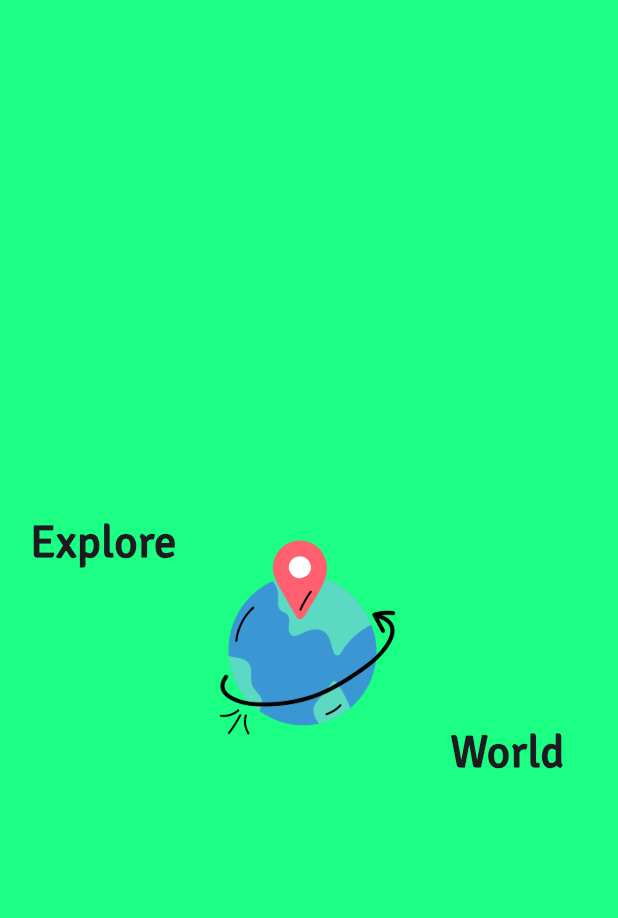
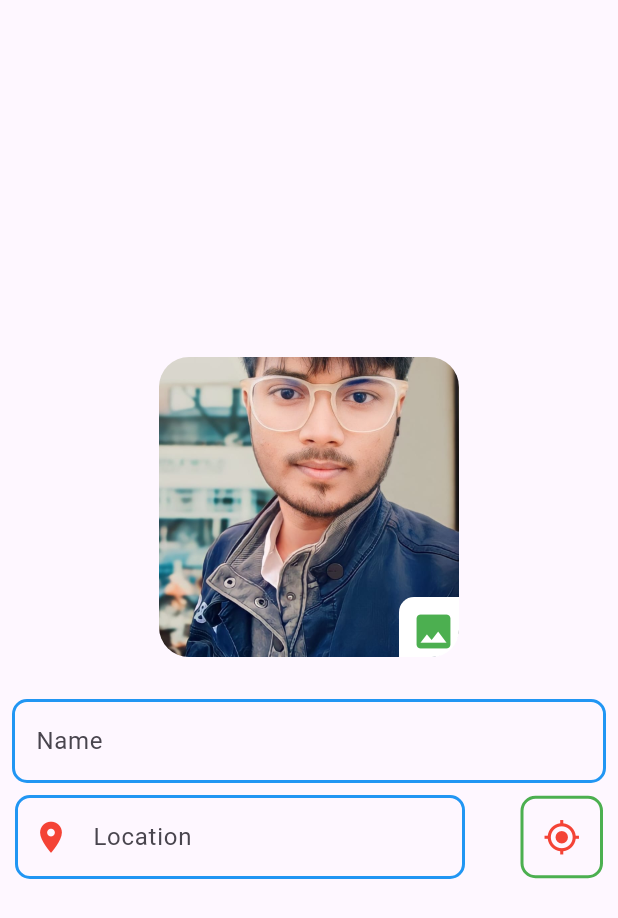
Before and after one commit to rahulkumar797098/Explore_World_app, a Flutter app: the first screen one second after launch, on a phone screen of 412 x 824 dp. Shown: the top 918 px of the screen. Run offline on Flutter 3.47's test engine with Material 3 defaults, Android fonts, the phone set to English and light mode, and no system bars; our stand-ins replace carousel_slider, firebase_auth, firebase_core, geocoding, geolocator, image_picker and 1 more; accounts and stored records are empty.

Commit message:
create update screen, get Current Location , and Image picker

```diff
--- a/lib/main.dart
+++ b/lib/main.dart
@@ -18,6 +18,7 @@ import 'package:explore_world/screen/splash_screen.dart';
 import 'package:explore_world/screen/start_screen.dart';
 import 'package:explore_world/screen/support_screen.dart';
 import 'package:explore_world/screen/user_screen.dart';
+import 'package:explore_world/screen/user_update_screen.dart';
 import 'package:firebase_core/firebase_core.dart';
 import 'package:flutter/material.dart';
 
@@ -45,7 +46,7 @@ class MyApp extends StatelessWidget {
         colorScheme: ColorScheme.fromSeed(seedColor: Colors.deepPurple),
         useMaterial3: true,
       ),
-      home: const SplashScreen()
+      home: const UserUpdateScreen()
     );
   }
 }
--- /dev/null
+++ b/lib/screen/user_update_screen.dart
@@ -0,0 +1,187 @@
+import 'dart:io';
+import 'package:flutter/material.dart';
+import 'package:geolocator/geolocator.dart';
+import 'package:geocoding/geocoding.dart';
+import 'package:image_picker/image_picker.dart';
+import 'package:permission_handler/permission_handler.dart';
+
+class UserUpdateScreen extends StatefulWidget {
+  const UserUpdateScreen({super.key});
+
+  @override
+  State<UserUpdateScreen> createState() => _UserUpdateScreenState();
+}
+
+class _UserUpdateScreenState extends State<UserUpdateScreen> {
+  String _currentLocation = "Unknown";
+  TextEditingController locationController = TextEditingController();
+  File? _image;
+  @override
+  void initState() {
+    super.initState();
+    _checkPermissions();
+  }
+
+
+
+  Future<void> _checkPermissions() async {
+    final status = await Permission.location.request();
+    if (status.isGranted) {
+      await _getCurrentLocation();
+    } else {
+      setState(() {
+        _currentLocation = "Location permission is denied.";
+      });
+    }
+  }
+
+  Future<void> _getCurrentLocation() async {
+    try {
+      Position position = await Geolocator.getCurrentPosition(
+        desiredAccuracy: LocationAccuracy.high,
+      );
+
+      // Reverse geocoding to get address from coordinates
+      List<Placemark> placemarks = await placemarkFromCoordinates(
+        position.latitude,
+        position.longitude,
+      );
+
+      Placemark place = placemarks[0];
+      String location = " ${place.locality}, ${place.administrativeArea}, ${place.country}";
+        _currentLocation = location;
+        locationController.text = location; // Set the location in the TextField
+
+    } catch (e) {
+      setState(() {
+        _currentLocation = "Failed to get location: ${e.toString()}";
+      });
+    }
+  }
+
+
+  @override
+  Widget build(BuildContext context) {
+    return Scaffold(
+      body: Center(
+        child: Column(
+          mainAxisAlignment: MainAxisAlignment.center,
+          crossAxisAlignment: CrossAxisAlignment.center,
+          children: [
+            Stack(
+              children: [
+                Container(
+                  height: 200,
+                  width: 200,
+                  decoration: BoxDecoration(
+                    borderRadius: BorderRadius.circular(20),
+                    image: _image!= null ? DecorationImage(
+                      image: FileImage(_image!),
+                      fit: BoxFit.cover,
+                    ) : const DecorationImage(
+                      image: AssetImage("assets/icon/devrahul.jpg"),
+                      fit: BoxFit.cover,
+                    ),
+                  ),
+                ),
+                Positioned(
+                  bottom: 0,
+                  right: 0,
+                  child: Container(
+                    height: 40,
+                    width: 40,
+                    decoration: const BoxDecoration(
+                      color: Colors.white,
+                      borderRadius: BorderRadius.only(
+                        bottomRight: Radius.circular(18),
+                        topLeft: Radius.circular(10),
+                      ),
+                    ),
+                    child:  IconButton(
+                      color: Colors.green,
+                      onPressed: () async {
+                        final picker = ImagePicker();
+                        final pickedFile = await picker.pickImage(source: ImageSource.gallery);
+
+                        if (pickedFile != null) {
+                          setState(() {
+                            _image = File(pickedFile.path);
+                          });
+                        }
+                      },
+                      icon: Icon(Icons.image , size: 30,),
+                    ),
+                  ),
+                ),
+              ],
+            ),
+            const SizedBox(height: 20),
+            Padding(
+              padding: const EdgeInsets.all(8.0),
+              child: TextField(
+                decoration: InputDecoration(
+                  label: const Text("Name"),
+                  focusedBorder: OutlineInputBorder(
+                    borderRadius: BorderRadius.circular(10),
+                    borderSide: const BorderSide(width: 2, color: Colors.blue),
+                  ),
+                  disabledBorder: OutlineInputBorder(
+                    borderRadius: BorderRadius.circular(10),
+                    borderSide: const BorderSide(width: 2, color: Colors.blue),
+                  ),
+                  enabledBorder: OutlineInputBorder(
+                    borderRadius: BorderRadius.circular(10),
+                    borderSide: const BorderSide(width: 2, color: Colors.blue),
+                  ),
+                ),
+              ),
+            ),
+            Padding(
+              padding: const EdgeInsets.symmetric(horizontal: 10),
+              child: Row(
+                mainAxisAlignment: MainAxisAlignment.spaceBetween,
+                children: [
+                  SizedBox(
+                    width: 300,
+                    child: TextField(
+                      controller: locationController, // Attach the controller here
+                      decoration: InputDecoration(
+                        label: const Text("Location"),
+                        focusedBorder: OutlineInputBorder(
+                          borderRadius: BorderRadius.circular(10),
+                          borderSide: const BorderSide(width: 2, color: Colors.blue),
+                        ),
+                        disabledBorder: OutlineInputBorder(
+                          borderRadius: BorderRadius.circular(10),
+                          borderSide: const BorderSide(width: 2, color: Colors.blue),
+                        ),
+                        enabledBorder: OutlineInputBorder(
+                          borderRadius: BorderRadius.circular(10),
+                          borderSide: const BorderSide(width: 2, color: Colors.blue),
+                        ),
+                        prefixIcon: const Icon(Icons.location_on_sharp, size: 25, color: Colors.red,),
+                      ),
+                    ),
+                  ),
+                  Container(
+                    height: 55,
+                    width: 55,
+                    decoration: BoxDecoration(
+                        borderRadius: BorderRadius.circular(10),
+                        border: Border.all(width: 2, color: Colors.green)
+                    ),
+                    child: IconButton(
+                      onPressed: _getCurrentLocation,
+                      icon: const Icon(Icons.my_location, size: 25, color: Colors.red,),
+                    ),
+                  ),
+                ],
+              ),
+            ),
+
+          ],
+        ),
+      ),
+    );
+  }
+}
--- a/lib/widgets/search.dart
+++ b/lib/widgets/search.dart
@@ -1,5 +1,4 @@
 import 'package:explore_world/colors.dart';
-import 'package:flutter/cupertino.dart';
 import 'package:flutter/material.dart';
 
 class Search extends StatefulWidget {
@@ -15,7 +14,7 @@ class _SearchState extends State<Search> {
     return Container(
       width: double.infinity,
       height: 60,
-      padding: EdgeInsets.symmetric(horizontal: 16),
+      padding: const EdgeInsets.symmetric(horizontal: 16),
       child: Row(
         children: [
           Expanded(
```
Also changed, not shown: lib/screen/user_screen.dart (+76 -29 lines), pubspec.yaml (+8 -0 lines), lib/service/auth_service.dart (line endings or trailing spaces), pubspec.lock, 6 other files.
